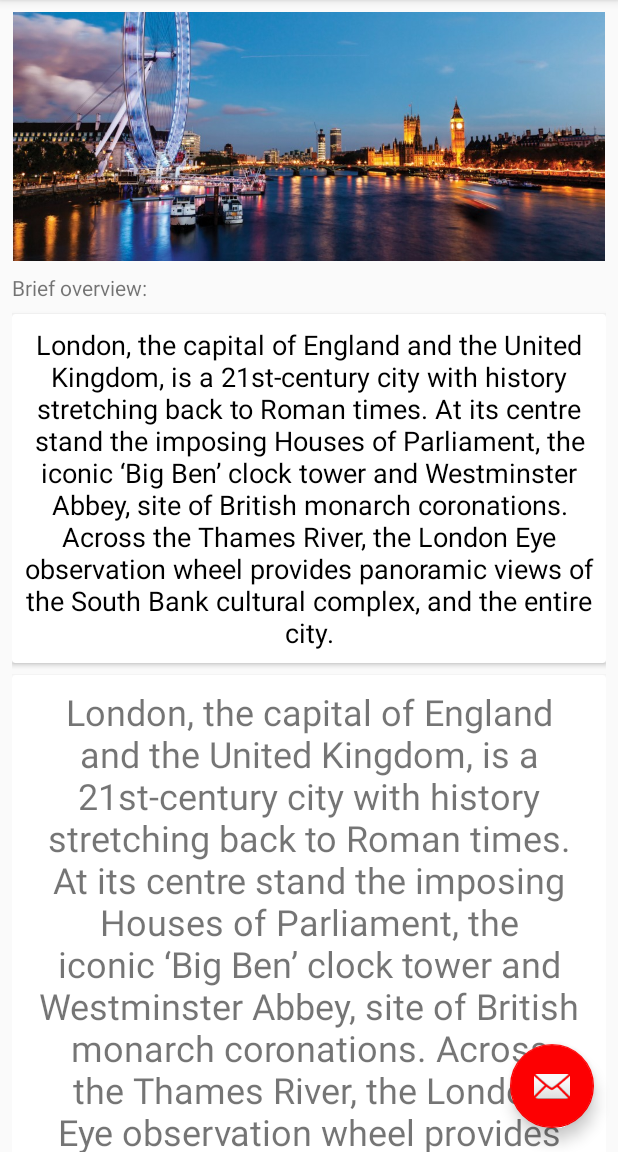
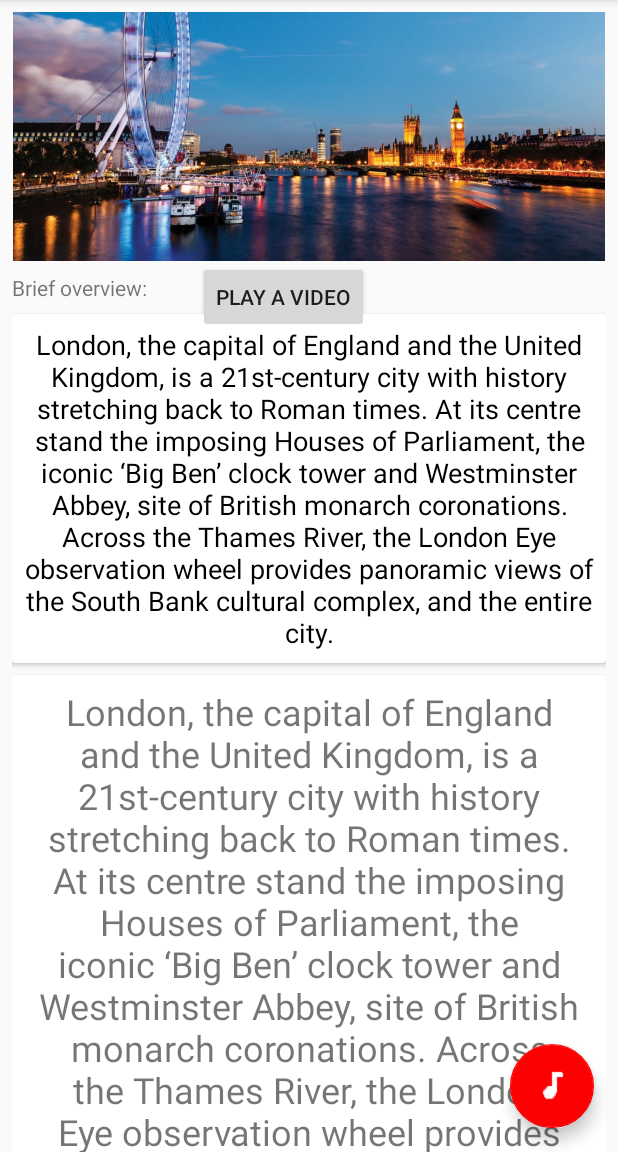
Before and after one commit to NikolaTT/INF397LondonTourGuide, an Android app: the screen it shows after launch (MainActivity), on a phone screen of 412 x 824 dp, the part 84-1236 px from its top. Run offline under Robolectric (Android 15) with nearby library versions, the phone set to English and light mode, and no system bars.

Commit message:
added a button for playing a video (needs repositioning), added a music icon

```diff
--- a/app/src/main/java/aubg/edu/londontourguide/InformationFragment.java
+++ b/app/src/main/java/aubg/edu/londontourguide/InformationFragment.java
@@ -1,11 +1,16 @@
 package aubg.edu.londontourguide;
 
 
+import android.content.Intent;
+import android.net.Uri;
 import android.os.Bundle;
+import android.support.annotation.Nullable;
 import android.support.v4.app.Fragment;
+import android.util.Log;
 import android.view.LayoutInflater;
 import android.view.View;
 import android.view.ViewGroup;
+import android.widget.Button;
 
 
 /**
@@ -13,7 +18,7 @@ import android.view.ViewGroup;
  */
 public class InformationFragment extends Fragment {
 
-
+Button btnVideo;
     public InformationFragment() {
         // Required empty public constructor
     }
@@ -26,4 +31,19 @@ public class InformationFragment extends Fragment {
         return inflater.inflate(R.layout.fragment_information, container, false);
     }
 
+    @Override
+    public void onViewCreated(View view, @Nullable Bundle savedInstanceState) {
+        super.onViewCreated(view, savedInstanceState);
+
+        btnVideo = (Button)view.findViewById(R.id.btnVideo);
+        btnVideo.setOnClickListener(new View.OnClickListener() {
+
+            public void onClick(View v) {
+
+                startActivity(new Intent(Intent.ACTION_VIEW, Uri.parse("https://www.youtube.com/watch?v=jiz0uJaFFII")));
+                Log.i("Video", "Video Playing....");
+
+            }
+        });
+    }
 }
--- a/app/src/main/java/aubg/edu/londontourguide/MainActivity.java
+++ b/app/src/main/java/aubg/edu/londontourguide/MainActivity.java
@@ -31,6 +31,7 @@ public class MainActivity extends AppCompatActivity
         fab.setOnClickListener(new View.OnClickListener() {
             @Override
             public void onClick(View view) {
+                // SUGGESTION -> MAKE MUSIC PLAY AND PAUSE HERE
                 Snackbar.make(view, "Replace with your own action", Snackbar.LENGTH_LONG)
                         .setAction("Action", null).show();
             }
@@ -130,13 +131,6 @@ public class MainActivity extends AppCompatActivity
             Intent intent = new Intent(this, GoogleMapsActivity.class);
             startActivity(intent);
 
-        } else if (id == R.id.nav_videos) {
-            // Create a new Fragment to be placed in the activity layout
-
-
-            // Add the fragment to the 'fragment_container' FrameLayout
-
-
         } else if (id == R.id.nav_history) {
             // Create a new Fragment to be placed in the activity layout
             currentFragmet = new HistoryFragment();
@@ -158,8 +152,9 @@ public class MainActivity extends AppCompatActivity
 
             // Add the fragment to the 'fragment_container' FrameLayout
 
-        } else if (id == R.id.nav_gallery)
-        {}
+        } else if (id == R.id.nav_gallery) {
+
+        }
 
         DrawerLayout drawer = (DrawerLayout) findViewById(R.id.drawer_layout);
         drawer.closeDrawer(GravityCompat.START);
--- a/app/src/main/res/layout/app_bar_main.xml
+++ b/app/src/main/res/layout/app_bar_main.xml
@@ -29,6 +29,6 @@
         android:layout_height="wrap_content"
         android:layout_gravity="bottom|end"
         android:layout_margin="@dimen/fab_margin"
-        app:srcCompat="@android:drawable/ic_dialog_email" />
+        app:srcCompat="@drawable/ic_audiotrack_white_24dp" />
 
 </android.support.design.widget.CoordinatorLayout>
--- a/app/src/main/res/layout/fragment_information.xml
+++ b/app/src/main/res/layout/fragment_information.xml
@@ -22,6 +22,7 @@
             app:layout_constraintRight_toRightOf="parent"
             android:src="@drawable/east_london_development_londoneye_1024x430"
             app:layout_constraintTop_toTopOf="parent"/>
+
 
         <TextView
             android:layout_width="wrap_content"
@@ -52,7 +53,19 @@
                 android:textColor="@android:color/black"
                 android:textSize="18sp" />
 
+
+
         </android.support.v7.widget.CardView>
+
+        <Button
+            android:id="@+id/btnVideo"
+            android:layout_width="0dp"
+            android:layout_height="wrap_content"
+            android:text="Play a video"
+            android:layout_marginLeft="124dp"
+            app:layout_constraintLeft_toLeftOf="parent"
+            app:layout_constraintTop_toBottomOf="@id/london_main_image"
+            />
 
         <android.support.v7.widget.CardView
             android:id="@+id/cardView2"
--- a/app/src/main/res/menu/activity_main_drawer.xml
+++ b/app/src/main/res/menu/activity_main_drawer.xml
@@ -14,10 +14,6 @@
             android:id="@+id/nav_map"
             android:icon="@drawable/ic_near_me_black_24dp"
             android:title="@string/nav_menu_map_option" />
-        <item
-            android:id="@+id/nav_videos"
-            android:icon="@drawable/ic_menu_slideshow"
-            android:title="Videos" />
         <item
             android:id="@+id/nav_history"
             android:icon="@drawable/ic_local_library_black_24dp"
```
Also changed, not shown: app/src/main/res/drawable-v21/ic_audiotrack_white_24dp.png (added).
